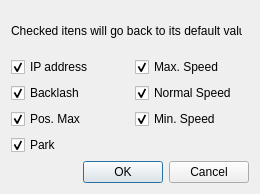
First picture: the form in assets/ui/default_select.ui, repository dev-LNA/HostFocuser160, before the edit.
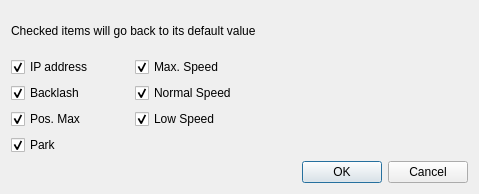
Second picture: the form after the edit.

Commit message:
Load default and backup configurations
- When a configuration is changed (sent to the motor) a backup
 configuration file is created.
- The backup and default configurations can be retrieved, also it is
possible to retrieve only some of the configurations
- An error when trying to unbind the publisher and the replier
was corrected

```diff
--- a/assets/ui/default_select.ui
+++ b/assets/ui/default_select.ui
@@ -6,7 +6,7 @@
    <rect>
     <x>0</x>
     <y>0</y>
-    <width>260</width>
+    <width>479</width>
     <height>194</height>
    </rect>
   </property>
@@ -25,7 +25,7 @@
         </size>
        </property>
        <property name="text">
-        <string>Checked itens will go back to its default value</string>
+        <string>Checked items will go back to its default value</string>
        </property>
       </widget>
      </item>
@@ -117,7 +117,7 @@
      <item row="2" column="1">
       <widget class="QCheckBox" name="cbMinSpeed">
        <property name="text">
-        <string>Min. Speed</string>
+        <string>Low Speed</string>
        </property>
        <property name="checked">
         <bool>true</bool>
```
Left out of the diff: 4 changed lines with no effect on the pictures. The commit also changes 11 other files.
